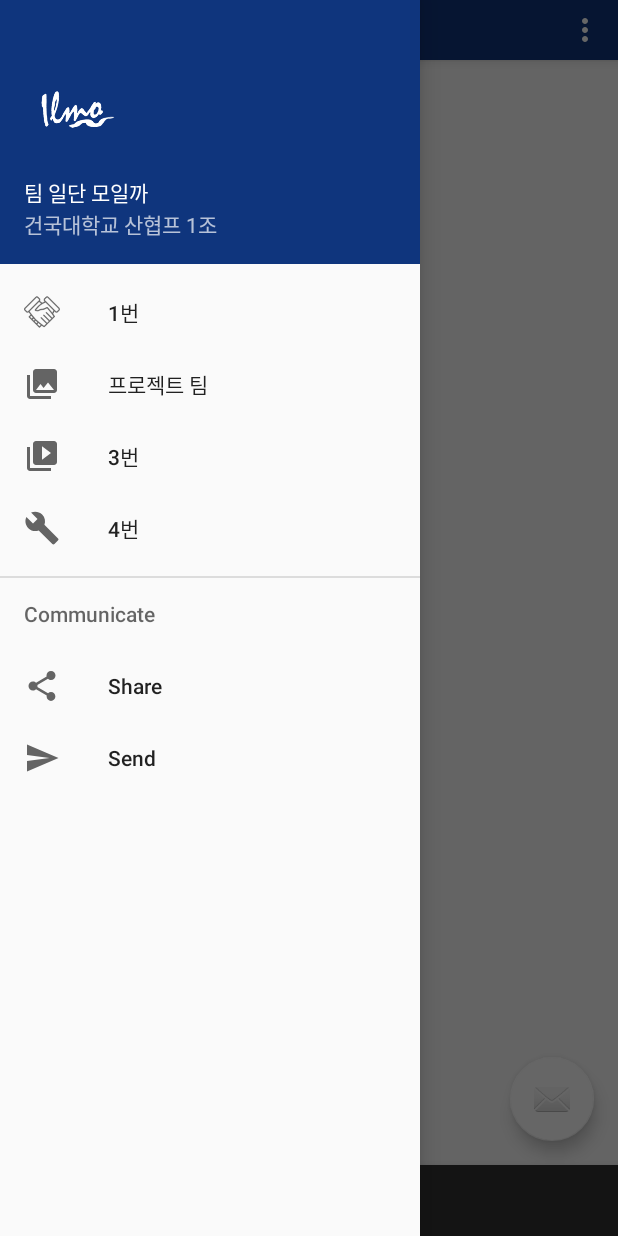
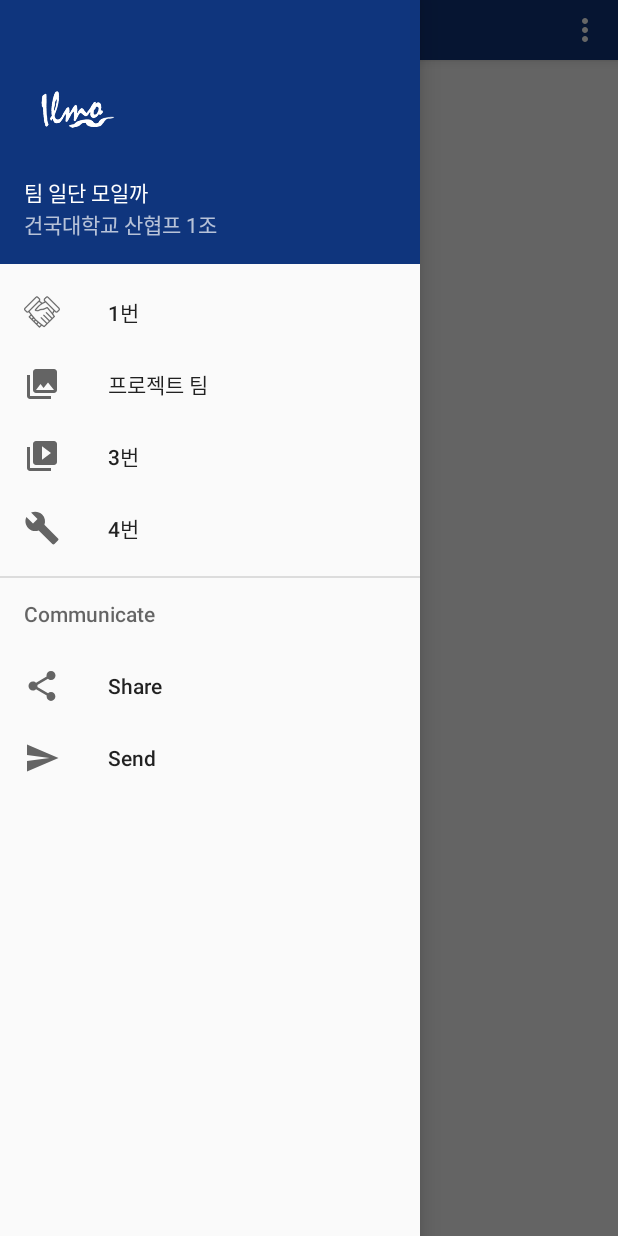
Before and after one commit to anesc1/CooperativeProject-KH, an Android app: the MainActivity screen opened directly, with no data from a screen before it, after a tap on "Open navigation drawer", on a phone screen of 412 x 824 dp. Run offline under Robolectric (Android 15) with nearby library versions, the phone set to English and light mode, and no system bars; 1 other tap on this screen came first.

```diff
--- a/app/src/main/res/layout/app_bar_main.xml
+++ b/app/src/main/res/layout/app_bar_main.xml
@@ -22,12 +22,4 @@
 
     <include layout="@layout/content_main" />
 
-    <android.support.design.widget.FloatingActionButton
-        android:id="@+id/fab"
-        android:layout_width="wrap_content"
-        android:layout_height="wrap_content"
-        android:layout_gravity="bottom|end"
-        android:layout_margin="@dimen/fab_margin"
-        app:srcCompat="@android:drawable/ic_dialog_email" />
-
 </android.support.design.widget.CoordinatorLayout>
--- a/app/src/main/res/values/colors.xml
+++ b/app/src/main/res/values/colors.xml
@@ -2,5 +2,5 @@
 <resources>
 <color name="colorPrimary">#0f357d</color>
 <color name="colorPrimaryDark">#773181</color>
-<color name="colorAccent">#FFFFFF</color>
+<color name="colorAccent">#ffffff</color>
 </resources>
--- a/app/src/main/res/values/ic_launcher_background.xml
+++ b/app/src/main/res/values/ic_launcher_background.xml
@@ -1,4 +1,4 @@
 <?xml version="1.0" encoding="utf-8"?>
 <resources>
-    <color name="ic_launcher_background">#0F357D</color>
+    <color name="ic_launcher_background">#0f357d</color>
 </resources>
```
Also changed, not shown: app/src/main/AndroidManifest.xml (+4 -3 lines), app/src/main/java/com/example/gogoooma/cooperativeproject/MainActivity.java (+1 -10 lines), app/src/main/java/com/example/gogoooma/cooperativeproject/RegisterActivity.java (+3 -4 lines), app/src/main/java/com/example/gogoooma/cooperativeproject/TeamActivity.java (added, +32 -0 lines), app/src/main/res/layout/activity_team.xml (added, +29 -0 lines), app/src/main/res/drawable/add.png (added).
